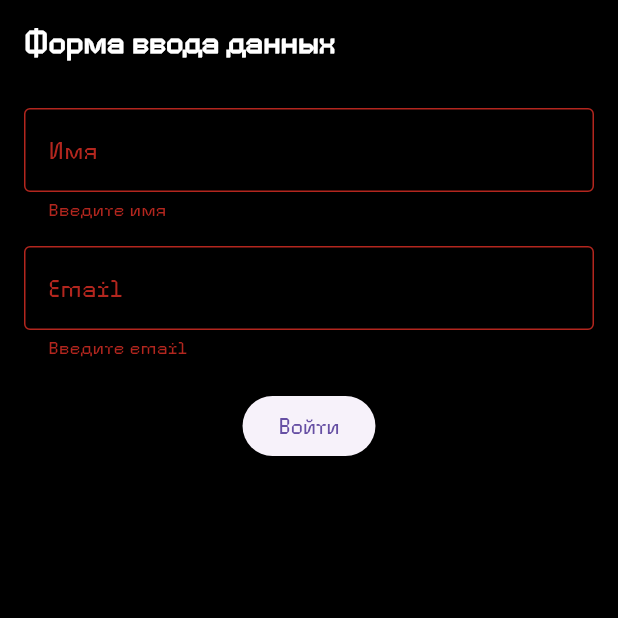
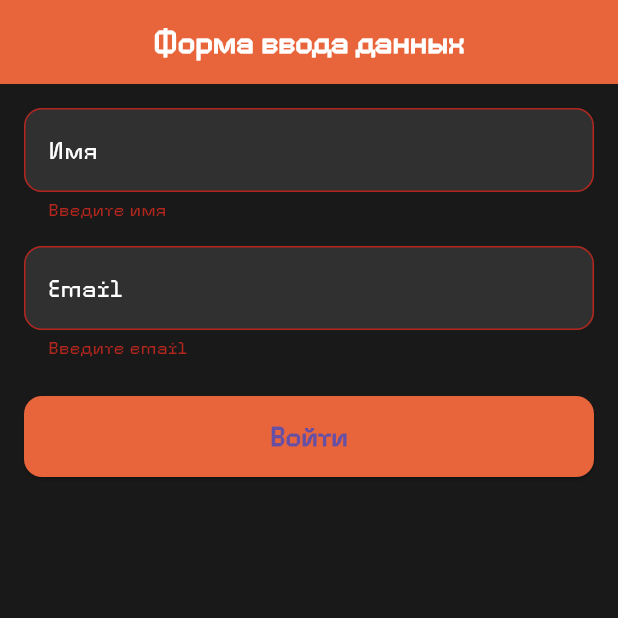
Before and after one commit to rei-ayra-ami/Mansik_gau, a Flutter app: the screen it shows after launch, after a tap on "Войти", on a phone screen of 412 x 824 dp, the top half of it. Run offline on Flutter 3.47's test engine with Material 3 defaults, Android fonts, the phone set to English and light mode, and no system bars; our stand-ins replace shared_preferences.

Commit message:
исправил ошибка кода

```diff
--- a/analysis_options.yaml
+++ b/analysis_options.yaml
@@ -7,6 +7,9 @@
 
 # The following line activates a set of recommended lints for Flutter apps,
 # packages, and plugins designed to encourage good coding practices.
+analyzer:
+  errors:
+    file_names: ignore
 include: package:flutter_lints/flutter.yaml
 
 linter:
--- a/lib/main.dart
+++ b/lib/main.dart
@@ -36,7 +36,7 @@ class IsaacWikiApp extends StatelessWidget {
           bodySmall: TextStyle(color: Colors.white60),
         ),
         appBarTheme: const AppBarTheme(
-          color: Colors.black87,
+          backgroundColor:Colors.black87,
           titleTextStyle: TextStyle(
             fontFamily: 'MyFont', // шрифт для AppBar
             fontSize: 20,
--- a/lib/screens/form_screen.dart
+++ b/lib/screens/form_screen.dart
@@ -29,6 +29,7 @@ class _FormScreenState extends State<FormScreen> {
 
   Future<void> _loadSavedData() async {
     final prefs = await SharedPreferences.getInstance();
+    if (!mounted) return; // ✅ предотвращаем ошибку async context
     _nameController.text = prefs.getString('username') ?? '';
     _emailController.text = prefs.getString('email') ?? '';
   }
@@ -39,17 +40,26 @@ class _FormScreenState extends State<FormScreen> {
     await prefs.setString('email', email);
   }
 
-  void _submitForm() {
+  void _submitForm() async {
     if (_formKey.currentState!.validate()) {
       final name = _nameController.text;
       final email = _emailController.text;
-      _saveData(name, email).then((_) {
-        Navigator.of(context).pushReplacement(
-          MaterialPageRoute(builder: (context) => const HomeScreen()),
-        );
-      });
+
+      await _saveData(name, email);
+
+      if (!mounted) return; // ✅ безопасная проверка перед использованием context
+
       ScaffoldMessenger.of(context).showSnackBar(
-        SnackBar(content: Text('Данные сохранены: $name, $email')),
+        SnackBar(
+          content: Text('Данные сохранены: $name, $email'),
+          behavior: SnackBarBehavior.floating,
+          backgroundColor: Colors.green.withValues(alpha: 0.9),
+        ),
+      );
+
+      // Заменяем текущий экран на HomeScreen
+      Navigator.of(context).pushReplacement(
+        MaterialPageRoute(builder: (context) => const HomeScreen()),
       );
     }
   }
@@ -57,7 +67,12 @@ class _FormScreenState extends State<FormScreen> {
   @override
   Widget build(BuildContext context) {
     return Scaffold(
-      appBar: AppBar(title: const Text('Форма ввода данных')),
+      backgroundColor: Colors.black.withValues(alpha: 0.9), // ✅ современный вариант
+      appBar: AppBar(
+        title: const Text('Форма ввода данных'),
+        centerTitle: true,
+        backgroundColor: Colors.deepOrangeAccent.withValues(alpha: 0.9),
+      ),
       body: Padding(
         padding: const EdgeInsets.all(16.0),
         child: Form(
@@ -66,10 +81,16 @@ class _FormScreenState extends State<FormScreen> {
             children: [
               TextFormField(
                 controller: _nameController,
-                decoration: const InputDecoration(
+                decoration: InputDecoration(
                   labelText: 'Имя',
-                  border: OutlineInputBorder(),
+                  labelStyle: const TextStyle(color: Colors.white),
+                  filled: true,
+                  fillColor: Colors.white.withValues(alpha: 0.1),
+                  border: OutlineInputBorder(
+                    borderRadius: BorderRadius.circular(12),
+                  ),
                 ),
+                style: const TextStyle(color: Colors.white),
                 validator: (value) {
                   if (value == null || value.isEmpty) {
                     return 'Введите имя';
@@ -80,10 +101,16 @@ class _FormScreenState extends State<FormScreen> {
               const SizedBox(height: 16),
               TextFormField(
                 controller: _emailController,
-                decoration: const InputDecoration(
+                decoration: InputDecoration(
                   labelText: 'Email',
-                  border: OutlineInputBorder(),
+                  labelStyle: const TextStyle(color: Colors.white),
+                  filled: true,
+                  fillColor: Colors.white.withValues(alpha: 0.1),
+                  border: OutlineInputBorder(
+                    borderRadius: BorderRadius.circular(12),
+                  ),
                 ),
+                style: const TextStyle(color: Colors.white),
                 keyboardType: TextInputType.emailAddress,
                 validator: (value) {
                   if (value == null || value.isEmpty) {
@@ -94,10 +121,24 @@ class _FormScreenState extends State<FormScreen> {
                   return null;
                 },
               ),
-              const SizedBox(height: 20),
-              ElevatedButton(
-                onPressed: _submitForm,
-                child: const Text('Войти'),
+              const SizedBox(height: 24),
+              SizedBox(
+                width: double.infinity,
+                child: ElevatedButton(
+                  style: ElevatedButton.styleFrom(
+                    backgroundColor:
+                        Colors.deepOrangeAccent.withValues(alpha: 0.9),
+                    padding: const EdgeInsets.symmetric(vertical: 14),
+                    shape: RoundedRectangleBorder(
+                      borderRadius: BorderRadius.circular(12),
+                    ),
+                  ),
+                  onPressed: _submitForm,
+                  child: const Text(
+                    'Войти',
+                    style: TextStyle(fontSize: 18, fontWeight: FontWeight.bold),
+                  ),
+                ),
               ),
             ],
           ),
--- a/pubspec.yaml
+++ b/pubspec.yaml
@@ -25,7 +25,7 @@ dev_dependencies:
 flutter:
   uses-material-design: true
   assets:
-    - assets/images/background.jpg
+    - assets/images/
     - assets/images/bosses/
     - assets/images/items/
     - assets/images/characters/
```
Also changed, not shown: lib/screens/Search_screen.dart (added, +175 -0 lines), lib/screens/home_screen.dart (+37 -12 lines).
